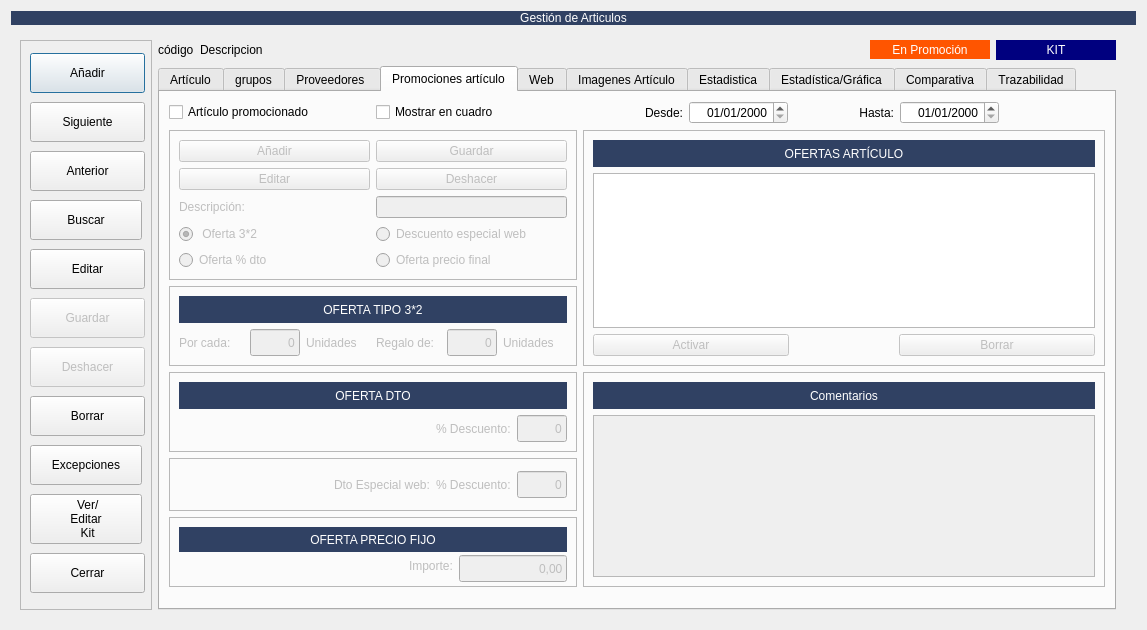
Old version of the form RedFoX/Almacen/frmarticulos.ui in the repository arcnexus/RedFoX.
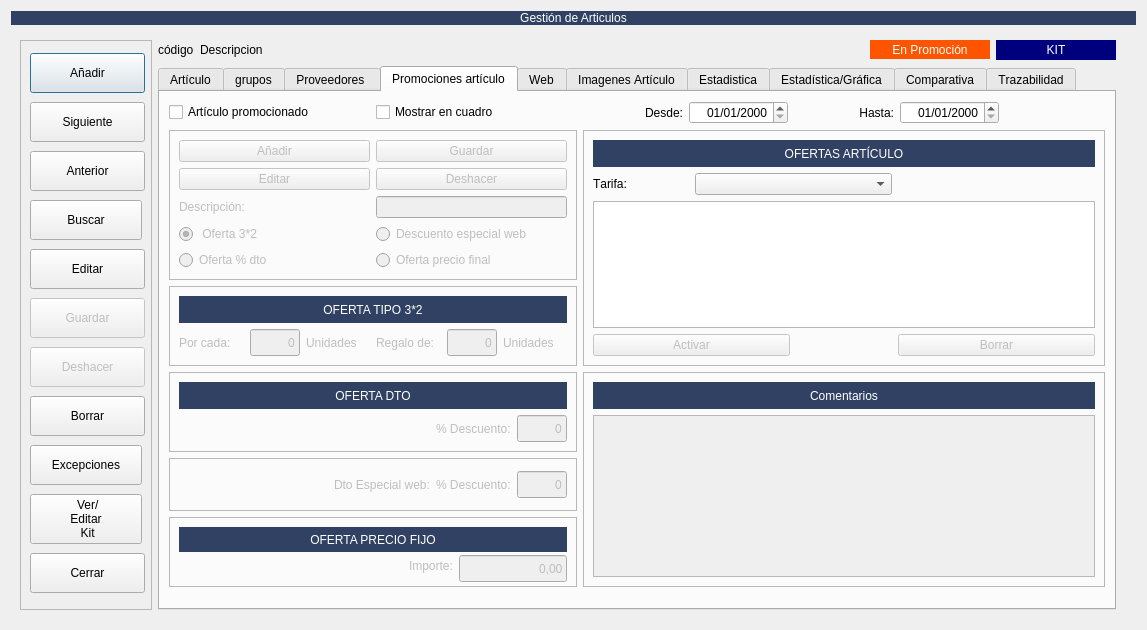
New version of the form. The open tabs and pages were chosen to show the change. Icons and pictures are not drawn. Custom widgets are drawn as their Qt base class.

```diff
--- a/RedFoX/Almacen/frmarticulos.ui
+++ b/RedFoX/Almacen/frmarticulos.ui
@@ -2208,25 +2208,6 @@
              <layout class="QGridLayout" name="gridLayout_9">
               <item row="0" column="0">
                <layout class="QGridLayout" name="gridLayout_6">
-                <item row="1" column="0" colspan="5">
-                 <widget class="QTableView" name="tabla_ofertas">
-                  <property name="alternatingRowColors">
-                   <bool>true</bool>
-                  </property>
-                  <property name="selectionMode">
-                   <enum>QAbstractItemView::SingleSelection</enum>
-                  </property>
-                  <property name="selectionBehavior">
-                   <enum>QAbstractItemView::SelectRows</enum>
-                  </property>
-                  <attribute name="horizontalHeaderStretchLastSection">
-                   <bool>true</bool>
-                  </attribute>
-                  <attribute name="verticalHeaderVisible">
-                   <bool>false</bool>
-                  </attribute>
-                 </widget>
-                </item>
                 <item row="0" column="0" colspan="5">
                  <widget class="QLabel" name="label_72">
                   <property name="minimumSize">
@@ -2247,7 +2228,40 @@
                   </property>
                  </widget>
                 </item>
-                <item row="2" column="3" colspan="2">
+                <item row="3" column="0" colspan="2">
+                 <widget class="QPushButton" name="btnActivarOferta">
+                  <property name="enabled">
+                   <bool>false</bool>
+                  </property>
+                  <property name="text">
+                   <string>Activar</string>
+                  </property>
+                  <property name="icon">
+                   <iconset resource="../maya.qrc">
+                    <normaloff>:/Icons/PNG/OK.png</normaloff>:/Icons/PNG/OK.png</iconset>
+                  </property>
+                 </widget>
+                </item>
+                <item row="2" column="0" colspan="5">
+                 <widget class="QTableView" name="tabla_ofertas">
+                  <property name="alternatingRowColors">
+                   <bool>true</bool>
+                  </property>
+                  <property name="selectionMode">
+                   <enum>QAbstractItemView::SingleSelection</enum>
+                  </property>
+                  <property name="selectionBehavior">
+                   <enum>QAbstractItemView::SelectRows</enum>
+                  </property>
+                  <attribute name="horizontalHeaderStretchLastSection">
+                   <bool>true</bool>
+                  </attribute>
+                  <attribute name="verticalHeaderVisible">
+                   <bool>false</bool>
+                  </attribute>
+                 </widget>
+                </item>
+                <item row="3" column="3" colspan="2">
                  <widget class="QPushButton" name="btnBorrar_oferta">
                   <property name="enabled">
                    <bool>false</bool>
@@ -2267,20 +2281,16 @@
                   </property>
                  </widget>
                 </item>
-                <item row="2" column="0" colspan="2">
-                 <widget class="QPushButton" name="btnActivarOferta">
-                  <property name="enabled">
-                   <bool>false</bool>
-                  </property>
+                <item row="1" column="0">
+                 <widget class="QLabel" name="label">
                   <property name="text">
-                   <string>Activar</string>
-                  </property>
-                  <property name="icon">
-                   <iconset resource="../maya.qrc">
-                    <normaloff>:/Icons/PNG/OK.png</normaloff>:/Icons/PNG/OK.png</iconset>
+                   <string>Tarifa:</string>
                   </property>
                  </widget>
                 </item>
+                <item row="1" column="1" colspan="2">
+                 <widget class="QComboBox" name="cboTarifaOferta"/>
+                </item>
                </layout>
               </item>
              </layout>
```
